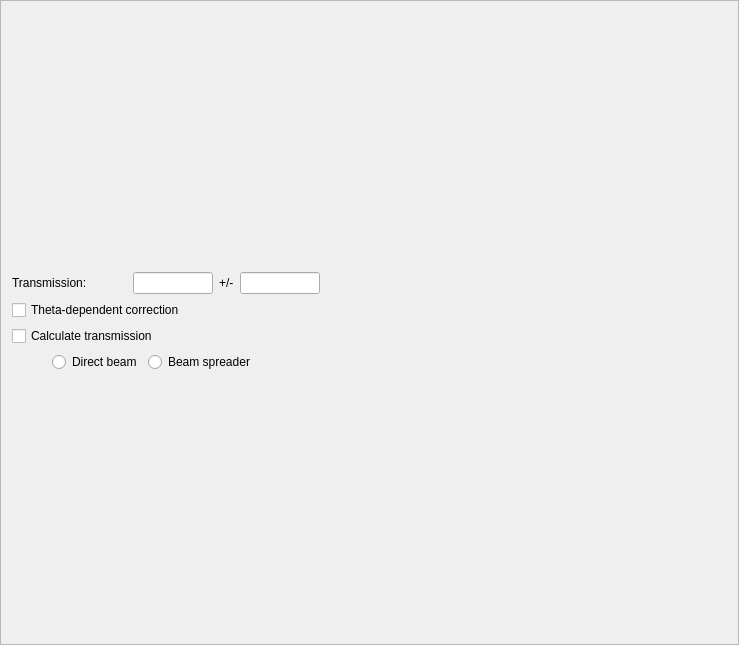
Old version of the form Code/Mantid/Scripts/Interface/ui/hfir_transmission.ui in the repository mantidproject/mantid.
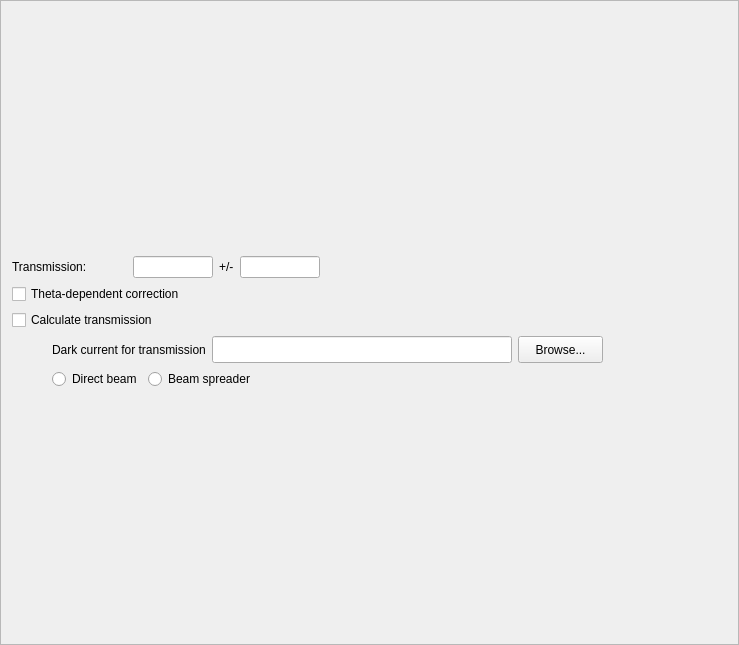
New version of the form.

Commit message: Added independent dark current for transmission, bck transmission and sensitivity. Re #2396

What changed in the file:
```diff
--- a/Code/Mantid/Scripts/Interface/ui/hfir_transmission.ui
+++ b/Code/Mantid/Scripts/Interface/ui/hfir_transmission.ui
@@ -42,7 +42,7 @@
        </property>
       </widget>
      </item>
-     <item row="4" column="0">
+     <item row="5" column="0">
       <layout class="QHBoxLayout" name="horizontalLayout_2">
        <item>
         <spacer name="horizontalSpacer">
@@ -220,6 +220,111 @@
        </item>
       </layout>
      </item>
+     <item row="3" column="0">
+      <layout class="QHBoxLayout" name="horizontalLayout_4">
+       <item>
+        <spacer name="horizontalSpacer_6">
+         <property name="orientation">
+          <enum>Qt::Horizontal</enum>
+         </property>
+         <property name="sizeType">
+          <enum>QSizePolicy::Fixed</enum>
+         </property>
+         <property name="sizeHint" stdset="0">
+          <size>
+           <width>40</width>
+           <height>20</height>
+          </size>
+         </property>
+        </spacer>
+       </item>
+       <item>
+        <widget class="QLabel" name="dark_current_label">
+         <property name="sizePolicy">
+          <sizepolicy hsizetype="Preferred" vsizetype="Fixed">
+           <horstretch>0</horstretch>
+           <verstretch>0</verstretch>
+          </sizepolicy>
+         </property>
+         <property name="minimumSize">
+          <size>
+           <width>0</width>
+           <height>27</height>
+          </size>
+         </property>
+         <property name="maximumSize">
+          <size>
+           <width>16777215</width>
+           <height>27</height>
+          </size>
+         </property>
+         <property name="text">
+          <string>Dark current for transmission</string>
+         </property>
+        </widget>
+       </item>
+       <item>
+        <widget class="QLineEdit" name="dark_current_edit">
+         <property name="sizePolicy">
+          <sizepolicy hsizetype="Fixed" vsizetype="Fixed">
+           <horstretch>0</horstretch>
+           <verstretch>0</verstretch>
+          </sizepolicy>
+         </property>
+         <property name="minimumSize">
+          <size>
+           <width>300</width>
+           <height>0</height>
+          </size>
+         </property>
+         <property name="maximumSize">
+          <size>
+           <width>16777215</width>
+           <height>27</height>
+          </size>
+         </property>
+        </widget>
+       </item>
+       <item>
+        <widget class="QPushButton" name="dark_current_button">
+         <property name="sizePolicy">
+          <sizepolicy hsizetype="Fixed" vsizetype="Fixed">
+           <horstretch>0</horstretch>
+           <verstretch>0</verstretch>
+          </sizepolicy>
+         </property>
+         <property name="minimumSize">
+          <size>
+           <width>85</width>
+           <height>0</height>
+          </size>
+         </property>
+         <property name="maximumSize">
+          <size>
+           <width>16777215</width>
+           <height>27</height>
+          </size>
+         </property>
+         <property name="text">
+          <string>Browse...</string>
+         </property>
+        </widget>
+       </item>
+       <item>
+        <spacer name="horizontalSpacer_5">
+         <property name="orientation">
+          <enum>Qt::Horizontal</enum>
+         </property>
+         <property name="sizeHint" stdset="0">
+          <size>
+           <width>40</width>
+           <height>20</height>
+          </size>
+         </property>
+        </spacer>
+       </item>
+      </layout>
+     </item>
     </layout>
    </item>
    <item>
```
Left out of the diff: 2 changed lines with no effect on the pictures. The commit also changes 8 other files.
